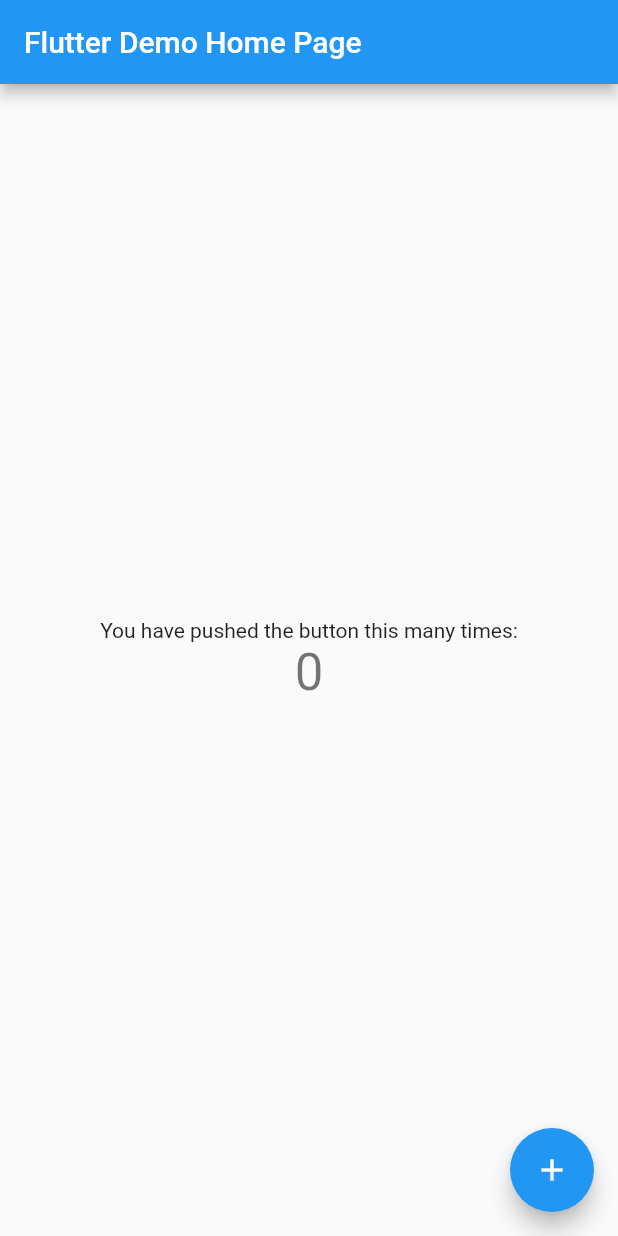
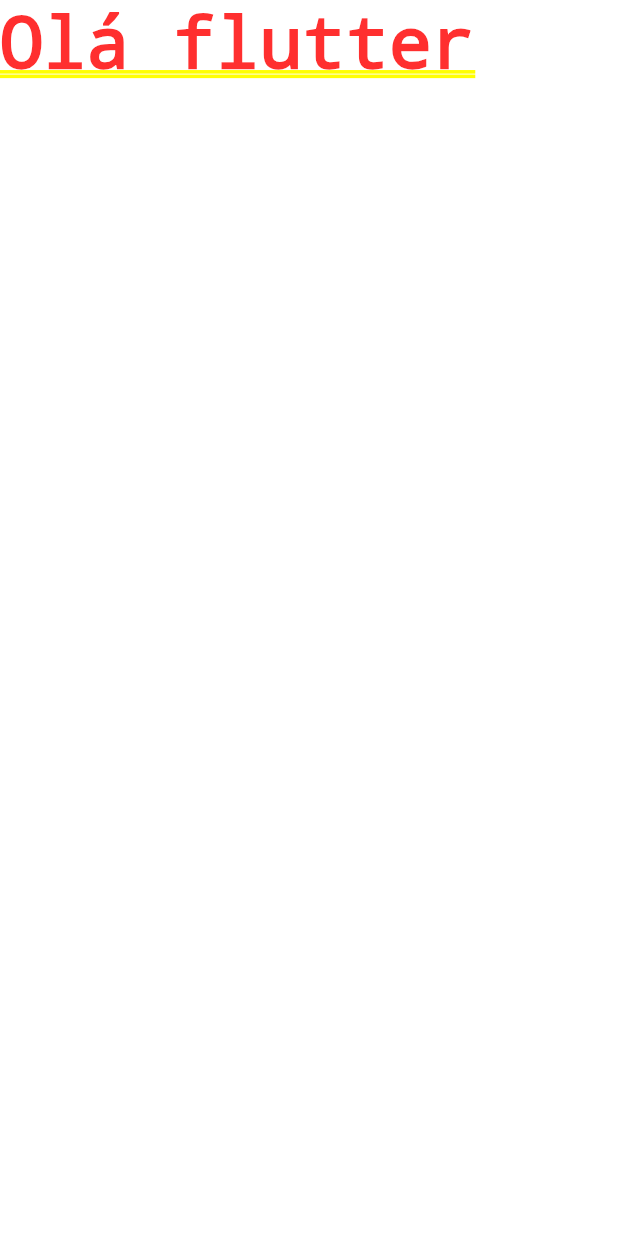
Before and after one commit to isaac545454/flutter_quiz, a Flutter app: the screen it shows after launch, on a phone screen of 412 x 824 dp. Run offline on Flutter 3.47's test engine with Material 2 defaults, Android fonts, the phone set to English and light mode, and no system bars.

Commit message:
refactor: file main

```diff
--- a/lib/main.dart
+++ b/lib/main.dart
@@ -1,115 +1,14 @@
+import 'package:flutter/cupertino.dart';
 import 'package:flutter/material.dart';
 
 void main() {
-  runApp(const MyApp());
+  runApp(new Quiz());
 }
 
-class MyApp extends StatelessWidget {
-  const MyApp({super.key});
-
-  // This widget is the root of your application.
-  @override
+class Quiz extends StatelessWidget {
   Widget build(BuildContext context) {
     return MaterialApp(
-      title: 'Flutter Demo',
-      theme: ThemeData(
-        // This is the theme of your application.
-        //
-        // Try running your application with "flutter run". You'll see the
-        // application has a blue toolbar. Then, without quitting the app, try
-        // changing the primarySwatch below to Colors.green and then invoke
-        // "hot reload" (press "r" in the console where you ran "flutter run",
-        // or simply save your changes to "hot reload" in a Flutter IDE).
-        // Notice that the counter didn't reset back to zero; the application
-        // is not restarted.
-        primarySwatch: Colors.blue,
-      ),
-      home: const MyHomePage(title: 'Flutter Demo Home Page'),
+      home: Text("Olá flutter"),
     );
   }
 }
-
-class MyHomePage extends StatefulWidget {
-  const MyHomePage({super.key, required this.title});
-
-  // This widget is the home page of your application. It is stateful, meaning
-  // that it has a State object (defined below) that contains fields that affect
-  // how it looks.
-
-  // This class is the configuration for the state. It holds the values (in this
-  // case the title) provided by the parent (in this case the App widget) and
-  // used by the build method of the State. Fields in a Widget subclass are
-  // always marked "final".
-
-  final String title;
-
-  @override
-  State<MyHomePage> createState() => _MyHomePageState();
-}
-
-class _MyHomePageState extends State<MyHomePage> {
-  int _counter = 0;
-
-  void _incrementCounter() {
-    setState(() {
-      // This call to setState tells the Flutter framework that something has
-      // changed in this State, which causes it to rerun the build method below
-      // so that the display can reflect the updated values. If we changed
-      // _counter without calling setState(), then the build method would not be
-      // called again, and so nothing would appear to happen.
-      _counter++;
-    });
-  }
-
-  @override
-  Widget build(BuildContext context) {
-    // This method is rerun every time setState is called, for instance as done
-    // by the _incrementCounter method above.
-    //
-    // The Flutter framework has been optimized to make rerunning build methods
-    // fast, so that you can just rebuild anything that needs updating rather
-    // than having to individually change instances of widgets.
-    return Scaffold(
-      appBar: AppBar(
-        // Here we take the value from the MyHomePage object that was created by
-        // the App.build method, and use it to set our appbar title.
-        title: Text(widget.title),
-      ),
-      body: Center(
-        // Center is a layout widget. It takes a single child and positions it
-        // in the middle of the parent.
-        child: Column(
-          // Column is also a layout widget. It takes a list of children and
-          // arranges them vertically. By default, it sizes itself to fit its
-          // children horizontally, and tries to be as tall as its parent.
-          //
-          // Invoke "debug painting" (press "p" in the console, choose the
-          // "Toggle Debug Paint" action from the Flutter Inspector in Android
-          // Studio, or the "Toggle Debug Paint" command in Visual Studio Code)
-          // to see the wireframe for each widget.
-          //
-          // Column has various properties to control how it sizes itself and
-          // how it positions its children. Here we use mainAxisAlignment to
-          // center the children vertically; the main axis here is the vertical
-          // axis because Columns are vertical (the cross axis would be
-          // horizontal).
-          mainAxisAlignment: MainAxisAlignment.center,
-          children: <Widget>[
-            const Text(
-              'You have pushed the button this many times:',
-            ),
-            Text(
-              '$_counter',
-              style: Theme.of(context).textTheme.headline4,
-            ),
-          ],
-        ),
-      ),
-      floatingActionButton: FloatingActionButton(
-        onPressed: _incrementCounter,
-        tooltip: 'Increment',
-        child: const Icon(Icons.add),
-      ), // This trailing comma makes auto-formatting nicer for build methods.
-    );
-  }
-}
```
Also changed, not shown: 1 other file.
